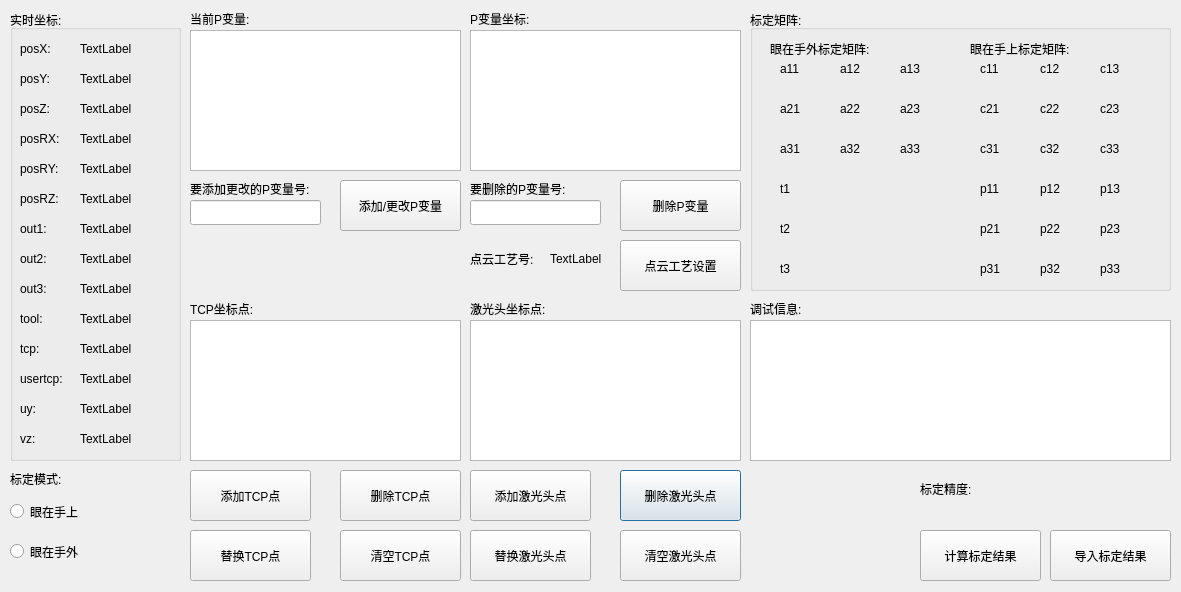
Old version of the form pshowdlg.ui in the repository qubo188612/qtmysunny.
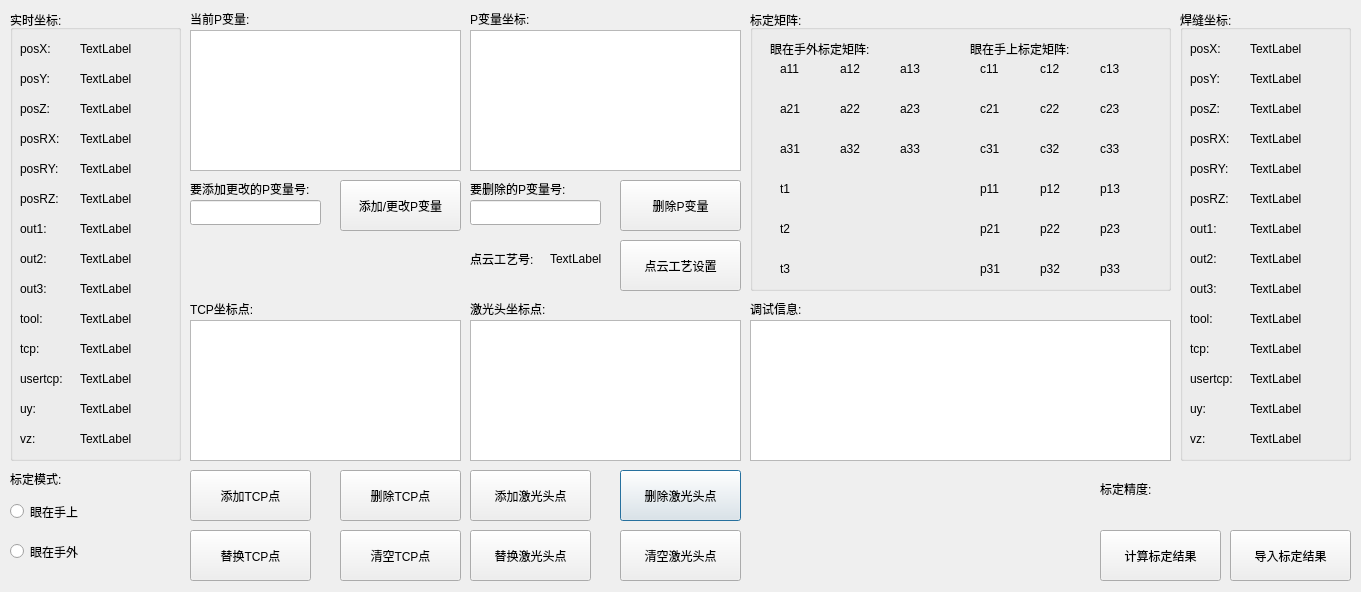
New version of the form.

```diff
--- a/pshowdlg.ui
+++ b/pshowdlg.ui
@@ -6,7 +6,7 @@
    <rect>
     <x>0</x>
     <y>0</y>
-    <width>1181</width>
+    <width>1361</width>
     <height>592</height>
    </rect>
   </property>
@@ -1034,7 +1034,7 @@
   <widget class="QLabel" name="label_19">
    <property name="geometry">
     <rect>
-     <x>920</x>
+     <x>1100</x>
      <y>480</y>
      <width>67</width>
      <height>17</height>
@@ -1047,7 +1047,7 @@
   <widget class="QLabel" name="err">
    <property name="geometry">
     <rect>
-     <x>1000</x>
+     <x>1180</x>
      <y>480</y>
      <width>81</width>
      <height>17</height>
@@ -1060,7 +1060,7 @@
   <widget class="QPushButton" name="pushButton_7">
    <property name="geometry">
     <rect>
-     <x>920</x>
+     <x>1100</x>
      <y>530</y>
      <width>121</width>
      <height>51</height>
@@ -1073,7 +1073,7 @@
   <widget class="QPushButton" name="pushButton_10">
    <property name="geometry">
     <rect>
-     <x>1050</x>
+     <x>1230</x>
      <y>530</y>
      <width>121</width>
      <height>51</height>
@@ -1246,6 +1246,383 @@
     <string>TextLabel</string>
    </property>
   </widget>
+  <widget class="QGroupBox" name="groupBox_3">
+   <property name="geometry">
+    <rect>
+     <x>1180</x>
+     <y>10</y>
+     <width>171</width>
+     <height>451</height>
+    </rect>
+   </property>
+   <property name="title">
+    <string>焊缝坐标:</string>
+   </property>
+   <widget class="QLabel" name="label_55">
+    <property name="geometry">
+     <rect>
+      <x>10</x>
+      <y>30</y>
+      <width>51</width>
+      <height>17</height>
+     </rect>
+    </property>
+    <property name="text">
+     <string>posX:</string>
+    </property>
+   </widget>
+   <widget class="QLabel" name="label_56">
+    <property name="geometry">
+     <rect>
+      <x>10</x>
+      <y>60</y>
+      <width>51</width>
+      <height>17</height>
+     </rect>
+    </property>
+    <property name="text">
+     <string>posY:</string>
+    </property>
+   </widget>
+   <widget class="QLabel" name="label_57">
+    <property name="geometry">
+     <rect>
+      <x>10</x>
+      <y>90</y>
+      <width>51</width>
+      <height>17</height>
+     </rect>
+    </property>
+    <property name="text">
+     <string>posZ:</string>
+    </property>
+   </widget>
+   <widget class="QLabel" name="label_58">
+    <property name="geometry">
+     <rect>
+      <x>10</x>
+      <y>120</y>
+      <width>51</width>
+      <height>17</height>
+     </rect>
+    </property>
+    <property name="text">
+     <string>posRX:</string>
+    </property>
+   </widget>
+   <widget class="QLabel" name="label_59">
+    <property name="geometry">
+     <rect>
+      <x>10</x>
+      <y>150</y>
+      <width>51</width>
+      <height>17</height>
+     </rect>
+    </property>
+    <property name="text">
+     <string>posRY:</string>
+    </property>
+   </widget>
+   <widget class="QLabel" name="label_60">
+    <property name="geometry">
+     <rect>
+      <x>10</x>
+      <y>180</y>
+      <width>51</width>
+      <height>17</height>
+     </rect>
+    </property>
+    <property name="text">
+     <string>posRZ:</string>
+    </property>
+   </widget>
+   <widget class="QLabel" name="label_61">
+    <property name="geometry">
+     <rect>
+      <x>10</x>
+      <y>300</y>
+      <width>51</width>
+      <height>17</height>
+     </rect>
+    </property>
+    <property name="text">
+     <string>tool:</string>
+    </property>
+   </widget>
+   <widget class="QLabel" name="label_62">
+    <property name="geometry">
+     <rect>
+      <x>10</x>
+      <y>330</y>
+      <width>51</width>
+      <height>17</height>
+     </rect>
+    </property>
+    <property name="text">
+     <string>tcp:</string>
+    </property>
+   </widget>
+   <widget class="QLabel" name="label_63">
+    <property name="geometry">
+     <rect>
+      <x>10</x>
+      <y>360</y>
+      <width>61</width>
+      <height>17</height>
+     </rect>
+    </property>
+    <property name="text">
+     <string>usertcp:</string>
+    </property>
+   </widget>
+   <widget class="QLabel" name="p_realposX">
+    <property name="geometry">
+     <rect>
+      <x>70</x>
+      <y>30</y>
+      <width>91</width>
+      <height>17</height>
+     </rect>
+    </property>
+    <property name="text">
+     <string>TextLabel</string>
+    </property>
+   </widget>
+   <widget class="QLabel" name="p_realposY">
+    <property name="geometry">
+     <rect>
+      <x>70</x>
+      <y>60</y>
+      <width>91</width>
+      <height>17</height>
+     </rect>
+    </property>
+    <property name="text">
+     <string>TextLabel</string>
+    </property>
+   </widget>
+   <widget class="QLabel" name="p_realposZ">
+    <property name="geometry">
+     <rect>
+      <x>70</x>
+      <y>90</y>
+      <width>91</width>
+      <height>17</height>
+     </rect>
+    </property>
+    <property name="text">
+     <string>TextLabel</string>
+    </property>
+   </widget>
+   <widget class="QLabel" name="p_realposRX">
+    <property name="geometry">
+     <rect>
+      <x>70</x>
+      <y>120</y>
+      <width>91</width>
+      <height>17</height>
+     </rect>
+    </property>
+    <property name="text">
+     <string>TextLabel</string>
+    </property>
+   </widget>
+   <widget class="QLabel" name="p_realposRY">
+    <property name="geometry">
+     <rect>
+      <x>70</x>
+      <y>150</y>
+      <width>91</width>
+      <height>17</height>
+     </rect>
+    </property>
+    <property name="text">
+     <string>TextLabel</string>
+    </property>
+   </widget>
+   <widget class="QLabel" name="p_realposRZ">
+    <property name="geometry">
+     <rect>
+      <x>70</x>
+      <y>180</y>
+      <width>91</width>
+      <height>17</height>
+     </rect>
+    </property>
+    <property name="text">
+     <string>TextLabel</string>
+    </property>
+   </widget>
+   <widget class="QLabel" name="p_realtool">
+    <property name="geometry">
+     <rect>
+      <x>70</x>
+      <y>300</y>
+      <width>91</width>
+      <height>17</height>
+     </rect>
+    </property>
+    <property name="text">
+     <string>TextLabel</string>
+    </property>
+   </widget>
+   <widget class="QLabel" name="p_realtcp">
+    <property name="geometry">
+     <rect>
+      <x>70</x>
+      <y>330</y>
+      <width>91</width>
+      <height>17</height>
+     </rect>
+    </property>
+    <property name="text">
+     <string>TextLabel</string>
+    </property>
+   </widget>
+   <widget class="QLabel" name="p_realusertcp">
+    <property name="geometry">
+     <rect>
+      <x>70</x>
+      <y>360</y>
+      <width>91</width>
+      <height>17</height>
+     </rect>
+    </property>
+    <property name="text">
+     <string>TextLabel</string>
+    </property>
+   </widget>
+   <widget class="QLabel" name="label_64">
+    <property name="geometry">
+     <rect>
+      <x>10</x>
+      <y>210</y>
+      <width>51</width>
+      <height>17</height>
+     </rect>
+    </property>
+    <property name="text">
+     <string>out1:</string>
+    </property>
+   </widget>
+   <widget class="QLabel" name="label_65">
+    <property name="geometry">
+     <rect>
+      <x>10</x>
+      <y>240</y>
+      <width>51</width>
+      <height>17</height>
+     </rect>
+    </property>
+    <property name="text">
+     <string>out2:</string>
+    </property>
+   </widget>
+   <widget class="QLabel" name="label_66">
+    <property name="geometry">
+     <rect>
+      <x>10</x>
+      <y>270</y>
+      <width>51</width>
+      <height>17</height>
+     </rect>
+    </property>
+    <property name="text">
+     <string>out3:</string>
+    </property>
+   </widget>
+   <widget class="QLabel" name="p_realout1">
+    <property name="geometry">
+     <rect>
+      <x>70</x>
+      <y>210</y>
+      <width>91</width>
+      <height>17</height>
+     </rect>
+    </property>
+    <property name="text">
+     <string>TextLabel</string>
+    </property>
+   </widget>
+   <widget class="QLabel" name="p_realout2">
+    <property name="geometry">
+     <rect>
+      <x>70</x>
+      <y>240</y>
+      <width>91</width>
+      <height>17</height>
+     </rect>
+    </property>
+    <property name="text">
+     <string>TextLabel</string>
+    </property>
+   </widget>
+   <widget class="QLabel" name="p_realout3">
+    <property name="geometry">
+     <rect>
+      <x>70</x>
+      <y>270</y>
+      <width>91</width>
+      <height>17</height>
+     </rect>
+    </property>
+    <property name="text">
+     <string>TextLabel</string>
+    </property>
+   </widget>
+   <widget class="QLabel" name="label_67">
+    <property name="geometry">
+     <rect>
+      <x>10</x>
+      <y>390</y>
+      <width>51</width>
+      <height>17</height>
+     </rect>
+    </property>
+    <property name="text">
+     <string>uy:</string>
+    </property>
+   </widget>
+   <widget class="QLabel" name="p_realuy">
+    <property name="geometry">
+     <rect>
+      <x>70</x>
+      <y>390</y>
+      <width>91</width>
+      <height>17</height>
+     </rect>
+    </property>
+    <property name="text">
+     <string>TextLabel</string>
+    </property>
+   </widget>
+   <widget class="QLabel" name="label_68">
+    <property name="geometry">
+     <rect>
+      <x>10</x>
+      <y>420</y>
+      <width>51</width>
+      <height>17</height>
+     </rect>
+    </property>
+    <property name="text">
+     <string>vz:</string>
+    </property>
+   </widget>
+   <widget class="QLabel" name="p_realvz">
+    <property name="geometry">
+     <rect>
+      <x>70</x>
+      <y>420</y>
+      <width>91</width>
+      <height>17</height>
+     </rect>
+    </property>
+    <property name="text">
+     <string>TextLabel</string>
+    </property>
+   </widget>
+  </widget>
  </widget>
  <resources/>
  <connections/>
```
